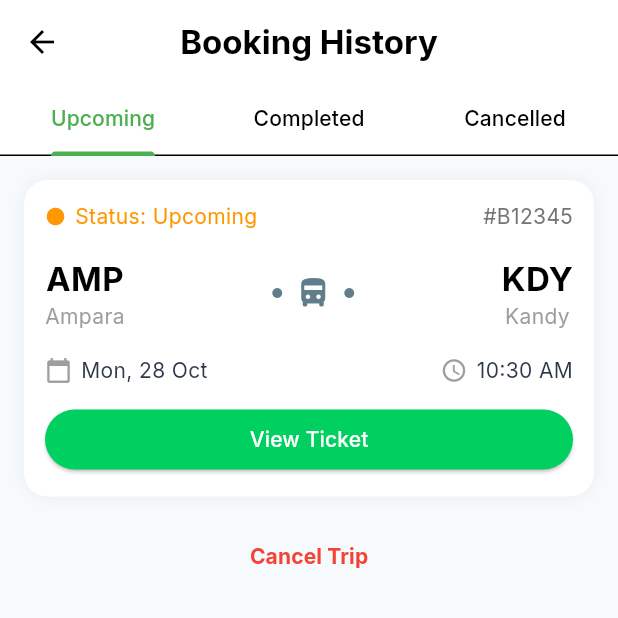
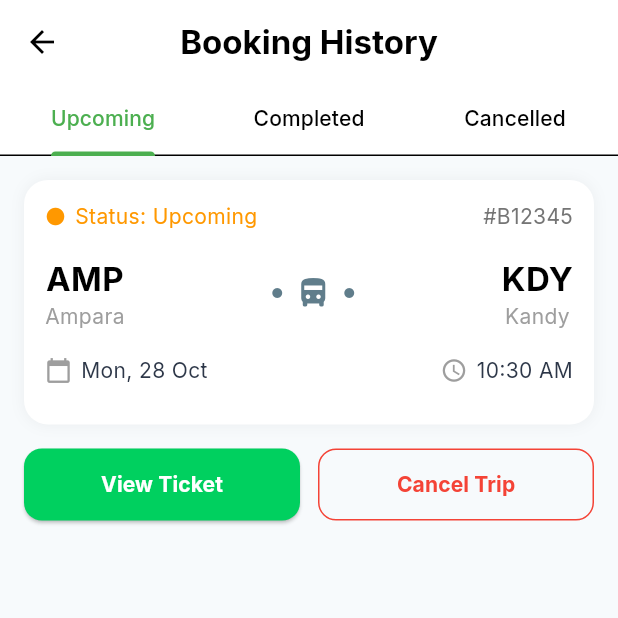
Before and after one commit to MohamedAjas/HelloBus, a Flutter app: the BookingHistoryPage screen opened directly, on a phone screen of 412 x 824 dp, the top half of it. Run offline on Flutter 3.47's test engine with Material 3 defaults, Android fonts, the light colour scheme and no system bars; our stand-ins replace google_fonts, material_symbols_icons.

Commit message:
Updated Booking History Screen

```diff
--- a/lib/views/passenger/screen/home/bookinghistory_screen.dart
+++ b/lib/views/passenger/screen/home/bookinghistory_screen.dart
@@ -21,8 +21,6 @@ class _BookingHistoryPageState extends State<BookingHistoryPage>
       "to": "Kandy",
       "date": "Mon, 28 Oct",
       "time": "10:30 AM",
-      "buttonText": "View Ticket",
-      "buttonColor": const Color(0xFF00D05F),
     },
   ];
 
@@ -62,7 +60,6 @@ class _BookingHistoryPageState extends State<BookingHistoryPage>
         ),
         centerTitle: true,
       ),
-
       body: Column(
         children: [
           Container(
@@ -79,7 +76,6 @@ class _BookingHistoryPageState extends State<BookingHistoryPage>
               ],
             ),
           ),
-
           Expanded(
             child: TabBarView(
               controller: tabController,
@@ -117,28 +113,60 @@ class _BookingHistoryPageState extends State<BookingHistoryPage>
               to: trip["to"],
               date: trip["date"],
               time: trip["time"],
-              buttonText: "View Ticket",
-              buttonColor: const Color(0xFF00D05F),
+              buttonText: "", // remove default button
+              buttonColor: Colors.transparent,
             ),
 
-            // ====== CANCEL BUTTON (Only in Upcoming) ======
-            SizedBox(
-              width: double.infinity,
-              child: TextButton(
+            // ====== Row Buttons: View Ticket & Cancel Trip ======
+            Row(
+              children: [
+                Expanded(
+                  child: ElevatedButton(
+                    onPressed: () {
+                      // View Ticket action
+                    },
+                    style: ElevatedButton.styleFrom(
+                      backgroundColor: const Color(0xFF00D05F),
+                      padding: const EdgeInsets.symmetric(vertical: 14),
+                      shape: RoundedRectangleBorder(
+                        borderRadius: BorderRadius.circular(12),
+                      ),
+                    ),
+                    child: const Text(
+                      "View Ticket",
+                      style: TextStyle(
+                        color: Colors.white,
+                        fontWeight: FontWeight.bold,
+                      ),
+                    ),
+                  ),
+                ),
+                const SizedBox(width: 12),
+                Expanded(
+                  child: OutlinedButton(
                     onPressed: () {
                       setState(() {
                         cancelledList.add(trip);
                         upcomingList.removeAt(index);
                       });
                     },
+                    style: OutlinedButton.styleFrom(
+                      side: const BorderSide(color: Colors.red),
+                      padding: const EdgeInsets.symmetric(vertical: 14),
+                      shape: RoundedRectangleBorder(
+                        borderRadius: BorderRadius.circular(12),
+                      ),
+                    ),
                     child: const Text(
                       "Cancel Trip",
                       style: TextStyle(
                         color: Colors.red,
-                      fontWeight: FontWeight.bold
+                        fontWeight: FontWeight.bold,
                       ),
                     ),
                   ),
+                ),
+              ],
             ),
             const SizedBox(height: 10),
           ],
@@ -334,8 +362,8 @@ class _BookingHistoryPageState extends State<BookingHistoryPage>
 
           const SizedBox(height: 12),
 
-
-          // Button
+          // Only show button if buttonText is not empty (Completed/Cancelled)
+          if (buttonText.isNotEmpty)
             SizedBox(
               width: double.infinity,
               child: ElevatedButton(
@@ -349,7 +377,7 @@ class _BookingHistoryPageState extends State<BookingHistoryPage>
                 onPressed: () {},
                 child: Text(buttonText),
               ),
-          )
+            ),
         ],
       ),
     );
```
Lines whose indentation alone changed are shown as unchanged.
